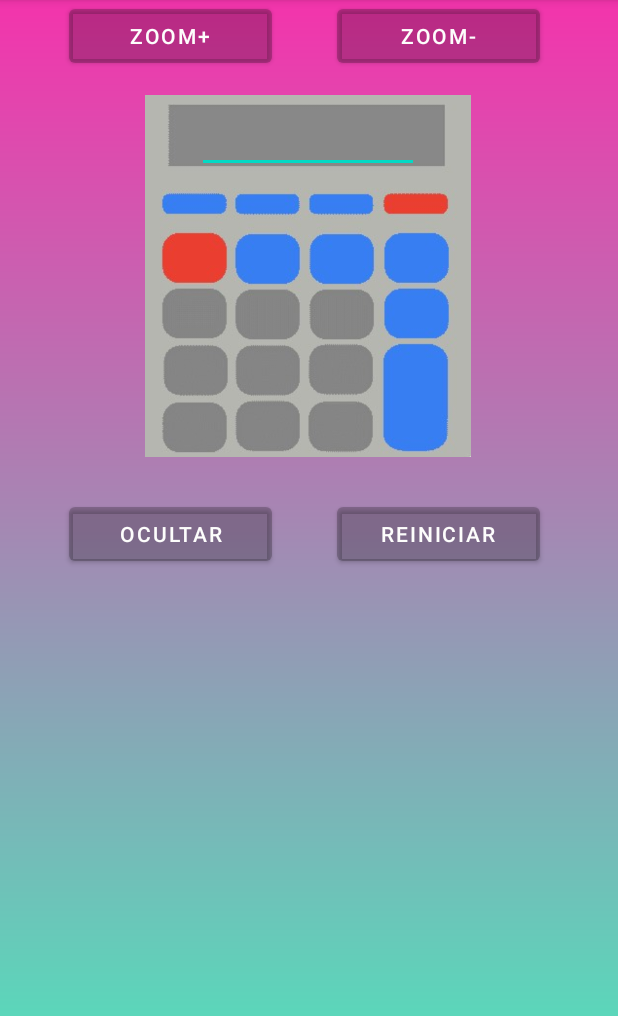
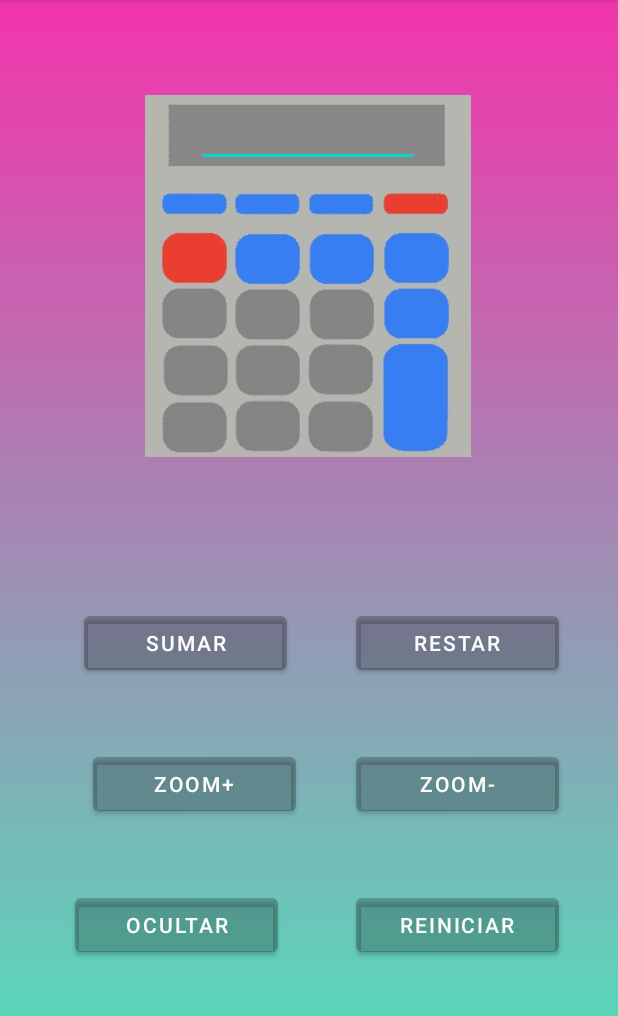
Before and after one commit to GianFaggi/aplicacion_movil_gian, an Android app: the MainActivity screen opened directly, with no data from a screen before it, on a phone screen of 412 x 824 dp, the part 84-1100 px from its top. Run offline under Robolectric (Android 15) with nearby library versions, the phone set to English and light mode, and no system bars.

Commit message:
Se le accionarion acciones a los botones, y se creo un meno que uno lleva la aplicacion a los diferentes activities

```diff
--- a/app/build.gradle
+++ b/app/build.gradle
@@ -25,6 +25,7 @@ android {
         sourceCompatibility JavaVersion.VERSION_1_8
         targetCompatibility JavaVersion.VERSION_1_8
     }
+    namespace 'com.example.aplicacion_movil_gian'
 }
 
 dependencies {
--- a/app/src/main/java/com/example/aplicacion_movil_gian/MainActivity.java
+++ b/app/src/main/java/com/example/aplicacion_movil_gian/MainActivity.java
@@ -13,9 +13,10 @@ public class MainActivity extends AppCompatActivity {
 
 
     /* btnMainActivity es el nombre de la variable, puede diferir del view, por buena practica no deberia */
-    private Button btnMainActivityAceptar, btnMainActivityCancelar;
-    private EditText edtMaintActivityNombre;
+    private Button btnMainActivity_sumar, btnMainActivity_restar, btnMainActivity_zoompositivo, btnMainActivity_zoomnegativo, btnMainActivity_ocultar, btnMainActivity_reiniciar;
+    private EditText ETMainActivity_IngresoCuenta;
     private TextView txtMainActivityAlgo;
+    private int N = 0;
 
     @Override
     protected void onCreate(Bundle savedInstanceState) {
@@ -28,24 +29,82 @@ public class MainActivity extends AppCompatActivity {
 
     private void findViews(){
         /*R.id. llama a el boton del view, tener en cuenta la funcion onCreate. */
-        btnMainActivityAceptar = findViewById(R.id.btn_sumar);
 
-        btnMainActivityCancelar = findViewById(R.id.btn_restar);
+        btnMainActivity_sumar        = findViewById(R.id.btnMainActivity_sumar);
+        btnMainActivity_restar       = findViewById(R.id.btnMainActivity_restar);
+        btnMainActivity_zoompositivo = findViewById(R.id.btnMainActivity_zoompositivo);
+        btnMainActivity_zoomnegativo = findViewById(R.id.btnMainActivity_zoomnegativo);
+        btnMainActivity_ocultar      = findViewById(R.id.btnMainActivity_ocultar);
+        btnMainActivity_reiniciar    = findViewById(R.id.btnMainActivity_reiniciar);
+        ETMainActivity_IngresoCuenta = findViewById(R.id.ETMainActivity_IngresoCuenta);
 
-        btnMainActivityAceptar.setOnClickListener(new View.OnClickListener() {
+        btnMainActivity_sumar.setOnClickListener(new View.OnClickListener() {
             @Override
             /*Toast "create new toast" te pone todas las variables */
             public void onClick(View view) {
-                Toast.makeText(MainActivity.this, "Esto es un aviso", Toast.LENGTH_SHORT).show();
+                Suma();
             }
         });
 
-        btnMainActivityCancelar.setOnClickListener(new View.OnClickListener() {
+        btnMainActivity_restar.setOnClickListener(new View.OnClickListener() {
+            @Override
+            public void onClick(View view) {
+                Resta();
+            }
+        });
+
+        btnMainActivity_zoompositivo.setOnClickListener(new View.OnClickListener() {
             @Override
             public void onClick(View view) {
                 Toast.makeText(MainActivity.this, "", Toast.LENGTH_SHORT).show();
             }
         });
 
+        btnMainActivity_zoomnegativo.setOnClickListener(new View.OnClickListener() {
+            @Override
+            public void onClick(View view) {
+                Toast.makeText(MainActivity.this, "", Toast.LENGTH_SHORT).show();
+            }
+        });
+
+        btnMainActivity_ocultar.setOnClickListener(new View.OnClickListener() {
+            @Override
+            public void onClick(View view) {
+                ETMainActivity_IngresoCuenta.setVisibility(view.INVISIBLE);
+            }
+        });
+
+        btnMainActivity_reiniciar.setOnClickListener(new View.OnClickListener() {
+            @Override
+            public void onClick(View view) {
+                limpiarControles();
+
+            }
+        });
     }
+
+
+    private void limpiarControles() {
+
+        ETMainActivity_IngresoCuenta.setText("");
+        N = 0;
+
+    }
+
+    private void Suma() {
+        String nInt  = ETMainActivity_IngresoCuenta.getText().toString();
+        int suma = Integer.parseInt(nInt);
+        N = suma + N;
+
+        ETMainActivity_IngresoCuenta.setText(String.valueOf(N));
+    }
+
+    private void Resta() {
+        String nInt  = ETMainActivity_IngresoCuenta.getText().toString();
+        int resta = Integer.parseInt(nInt);
+        N = resta - N;
+
+        ETMainActivity_IngresoCuenta.setText(String.valueOf(N));
+    }
+
 }
--- a/app/src/main/res/layout/activity_main.xml
+++ b/app/src/main/res/layout/activity_main.xml
@@ -22,90 +22,92 @@
         tools:ignore="ImageContrastCheck" />
 
     <Button
-        android:id="@+id/btn_sumar"
+        android:id="@+id/btnMainActivity_sumar"
         android:layout_width="135dp"
         android:layout_height="48dp"
         android:backgroundTint="@color/material_on_surface_stroke"
         android:text="@string/sumar"
-        app:layout_constraintBottom_toBottomOf="@+id/btn_restar"
-        app:layout_constraintEnd_toStartOf="@+id/btn_restar"
+        app:layout_constraintBottom_toBottomOf="@+id/btnMainActivity_restar"
+        app:layout_constraintEnd_toStartOf="@+id/btnMainActivity_restar"
+        app:layout_constraintHorizontal_bias="0.546"
         app:layout_constraintStart_toStartOf="parent"
-        app:layout_constraintTop_toTopOf="@+id/btn_restar" />
+        app:layout_constraintTop_toTopOf="@+id/btnMainActivity_restar"
+        app:layout_constraintVertical_bias="0.0" />
 
     <Button
-        android:id="@+id/btn_restar"
+        android:id="@+id/btnMainActivity_restar"
         android:layout_width="135dp"
         android:layout_height="48dp"
-        android:layout_marginEnd="52dp"
-        android:layout_marginBottom="52dp"
+        android:layout_marginTop="100dp"
         android:backgroundTint="@color/material_on_surface_stroke"
         android:text="@string/restar"
-        app:layout_constraintBottom_toTopOf="@+id/btn_zoomnegativo"
+        app:layout_constraintBottom_toBottomOf="parent"
         app:layout_constraintEnd_toEndOf="parent"
+        app:layout_constraintHorizontal_bias="0.858"
+        app:layout_constraintStart_toStartOf="parent"
         app:layout_constraintTop_toBottomOf="@+id/imagen"
-        app:layout_constraintVertical_bias="0.97" />
+        app:layout_constraintVertical_bias="0.0" />
 
     <Button
-        android:id="@+id/btn_zoompositivo"
+        android:id="@+id/btnMainActivity_zoompositivo"
         android:layout_width="135dp"
         android:layout_height="48dp"
-        android:layout_marginEnd="16dp"
+        android:layout_marginEnd="36dp"
         android:backgroundTint="@color/material_on_surface_stroke"
         android:text="@string/zoom"
         android:textColor="@color/white"
-        app:layout_constraintBottom_toBottomOf="@+id/btn_zoomnegativo"
-        app:layout_constraintEnd_toStartOf="@+id/btn_zoomnegativo"
-        app:layout_constraintHorizontal_bias="0.63"
+        app:layout_constraintBottom_toBottomOf="@+id/btnMainActivity_zoomnegativo"
+        app:layout_constraintEnd_toStartOf="@+id/btnMainActivity_zoomnegativo"
+        app:layout_constraintHorizontal_bias="0.939"
         app:layout_constraintStart_toStartOf="parent"
-        app:layout_constraintTop_toTopOf="@+id/btn_zoomnegativo"
+        app:layout_constraintTop_toTopOf="@+id/btnMainActivity_zoomnegativo"
         app:layout_constraintVertical_bias="0.0" />
 
     <Button
-        android:id="@+id/btn_zoomnegativo"
+        android:id="@+id/btnMainActivity_zoomnegativo"
         android:layout_width="135dp"
         android:layout_height="48dp"
         android:backgroundTint="@color/material_on_surface_stroke"
         android:text="@string/zoommenos"
         android:textColor="@color/white"
-        app:layout_constraintEnd_toEndOf="@+id/btn_restar"
-        app:layout_constraintHorizontal_bias="1.0"
-        app:layout_constraintStart_toStartOf="@+id/btn_restar"
-        tools:layout_editor_absoluteY="467dp" />
+        app:layout_constraintBottom_toTopOf="@+id/btnMainActivity_reiniciar"
+        app:layout_constraintEnd_toEndOf="@+id/btnMainActivity_restar"
+        app:layout_constraintStart_toStartOf="@+id/btnMainActivity_restar"
+        app:layout_constraintTop_toBottomOf="@+id/btnMainActivity_restar" />
 
     <Button
-        android:id="@+id/btn_ocultar"
+        android:id="@+id/btnMainActivity_ocultar"
         android:layout_width="135dp"
         android:layout_height="48dp"
-        android:layout_marginEnd="20dp"
         android:backgroundTint="@color/material_on_surface_stroke"
         android:text="@string/ocultar"
         android:textColor="@color/white"
-        app:layout_constraintBottom_toBottomOf="@+id/btn_reiniciar"
-        app:layout_constraintEnd_toEndOf="@+id/btn_zoompositivo"
-        app:layout_constraintHorizontal_bias="0.0"
-        app:layout_constraintStart_toStartOf="@+id/btn_zoompositivo"
-        app:layout_constraintTop_toTopOf="@+id/btn_reiniciar"
+        app:layout_constraintBottom_toBottomOf="@+id/btnMainActivity_reiniciar"
+        app:layout_constraintEnd_toEndOf="@+id/btnMainActivity_reiniciar"
+        app:layout_constraintHorizontal_bias="0.212"
+        app:layout_constraintStart_toStartOf="parent"
+        app:layout_constraintTop_toTopOf="@+id/btnMainActivity_reiniciar"
         app:layout_constraintVertical_bias="0.0" />
 
     <Button
-        android:id="@+id/btn_reiniciar"
+        android:id="@+id/btnMainActivity_reiniciar"
         android:layout_width="135dp"
         android:layout_height="48dp"
-        android:layout_marginBottom="104dp"
+        android:layout_marginTop="140dp"
         android:backgroundTint="@color/material_on_surface_stroke"
         android:text="@string/reset"
         android:textColor="@color/white"
         app:layout_constraintBottom_toBottomOf="parent"
-        app:layout_constraintEnd_toEndOf="@+id/btn_zoomnegativo"
+        app:layout_constraintEnd_toEndOf="@+id/btnMainActivity_zoomnegativo"
         app:layout_constraintHorizontal_bias="0.0"
-        app:layout_constraintStart_toStartOf="@+id/btn_zoomnegativo"
-        app:layout_constraintTop_toBottomOf="@+id/btn_zoomnegativo" />
+        app:layout_constraintStart_toStartOf="@+id/btnMainActivity_zoomnegativo"
+        app:layout_constraintTop_toBottomOf="@+id/btnMainActivity_restar"
+        app:layout_constraintVertical_bias="0.0" />
 
     <EditText
-        android:id="@+id/ingresocuenta"
+        android:id="@+id/ETMainActivity_IngresoCuenta"
         android:layout_width="148dp"
         android:layout_height="48dp"
-        android:layout_marginTop="4dp"
         android:autofillHints=""
         android:ems="10"
         android:inputType="number"
--- a/app/src/main/res/values/strings.xml
+++ b/app/src/main/res/values/strings.xml
@@ -14,4 +14,7 @@
     <string name="real_brasil">REAL(BRASIL)</string>
     <string name="resultado">resultado</string>
     <string name="convertir">convertir</string>
+    <string name="aplicacion_1">Aplicacion 1</string>
+    <string name="aplicacion_2">Aplicacion 2</string>
+    <string name="Saludo">Bienvenidos a mi Aplicacion</string>
 </resources>
--- a/build.gradle
+++ b/build.gradle
@@ -1,7 +1,7 @@
 // Top-level build file where you can add configuration options common to all sub-projects/modules.
 plugins {
-    id 'com.android.application' version '7.1.3' apply false
-    id 'com.android.library' version '7.1.3' apply false
+    id 'com.android.application' version '7.2.0' apply false
+    id 'com.android.library' version '7.2.0' apply false
 }
 
 task clean(type: Delete) {
```
Also changed, not shown: app/src/main/AndroidManifest.xml (+12 -11 lines), app/src/main/java/com/example/aplicacion_movil_gian/MainActivity2.java (+75 -0 lines), app/src/main/java/com/example/aplicacion_movil_gian/MainActivity_Menu.java (added, +61 -0 lines), app/src/main/res/layout/activity_main2.xml (+25 -25 lines), app/src/main/res/layout/activity_menu.xml (added, +49 -0 lines), gradle/wrapper/gradle-wrapper.properties, 2 other files.
